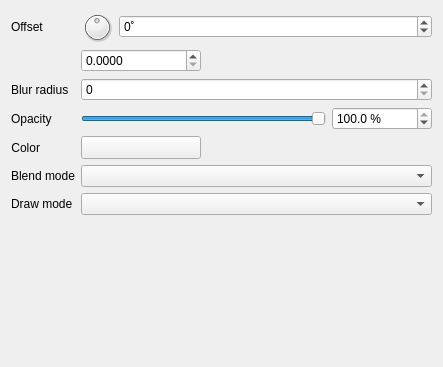
Above: src/ui/effects/widget_shadoweffect.ui from carsmie/QGIS before the change. Below: the same form after it.
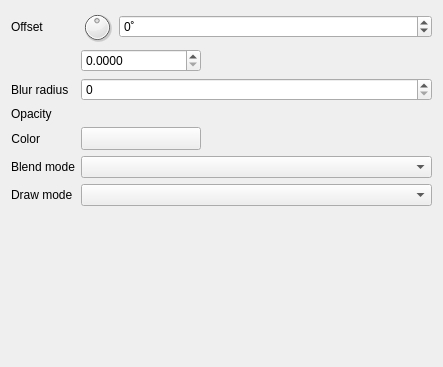
That is the form after the change. Custom widgets are drawn as their Qt base class.

Commit message: Use QgsOpacityWidget wherever appropriate

Diff of the .ui file:
```diff
--- a/src/ui/effects/widget_shadoweffect.ui
+++ b/src/ui/effects/widget_shadoweffect.ui
@@ -139,69 +139,6 @@
           </property>
          </widget>
         </item>
-        <item row="3" column="1" colspan="2">
-         <layout class="QHBoxLayout" name="horizontalLayout_28">
-          <item>
-           <widget class="QSlider" name="mShadowOpacitySlider">
-            <property name="enabled">
-             <bool>true</bool>
-            </property>
-            <property name="sizePolicy">
-             <sizepolicy hsizetype="Expanding" vsizetype="Fixed">
-              <horstretch>0</horstretch>
-              <verstretch>0</verstretch>
-             </sizepolicy>
-            </property>
-            <property name="minimumSize">
-             <size>
-              <width>50</width>
-              <height>0</height>
-             </size>
-            </property>
-            <property name="maximum">
-             <number>1000</number>
-            </property>
-            <property name="singleStep">
-             <number>10</number>
-            </property>
-            <property name="pageStep">
-             <number>100</number>
-            </property>
-            <property name="value">
-             <number>1000</number>
-            </property>
-            <property name="orientation">
-             <enum>Qt::Horizontal</enum>
-            </property>
-           </widget>
-          </item>
-          <item>
-           <widget class="QgsDoubleSpinBox" name="mShadowOpacitySpnBx">
-            <property name="enabled">
-             <bool>true</bool>
-            </property>
-            <property name="minimumSize">
-             <size>
-              <width>100</width>
-              <height>0</height>
-             </size>
-            </property>
-            <property name="suffix">
-             <string> %</string>
-            </property>
-            <property name="decimals">
-             <number>1</number>
-            </property>
-            <property name="maximum">
-             <double>100.000000000000000</double>
-            </property>
-            <property name="value">
-             <double>100.000000000000000</double>
-            </property>
-           </widget>
-          </item>
-         </layout>
-        </item>
         <item row="0" column="1" colspan="2">
          <layout class="QHBoxLayout" name="horizontalLayout_24">
           <item>
@@ -263,6 +200,13 @@
           </property>
          </widget>
         </item>
+        <item row="3" column="1" colspan="2">
+         <widget class="QgsOpacityWidget" name="mOpacityWidget" native="true">
+          <property name="focusPolicy">
+           <enum>Qt::StrongFocus</enum>
+          </property>
+         </widget>
+        </item>
        </layout>
       </widget>
      </item>
@@ -316,6 +260,12 @@
    <header>qgsunitselectionwidget.h</header>
    <container>1</container>
   </customwidget>
+  <customwidget>
+   <class>QgsOpacityWidget</class>
+   <extends>QWidget</extends>
+   <header>qgsopacitywidget.h</header>
+   <container>1</container>
+  </customwidget>
  </customwidgets>
  <tabstops>
   <tabstop>mShadowOffsetAngleDial</tabstop>
```
Left out of the diff: 3 changed lines with no effect on the pictures. The commit also changes 31 other files.
